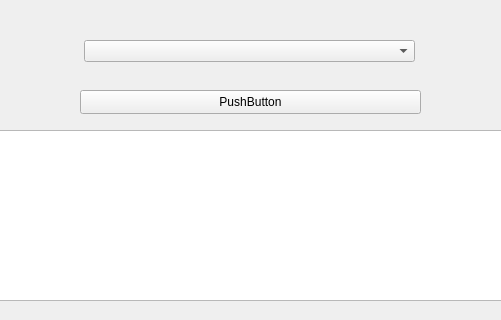
Qt form mainwindow.ui (fqurishi/TestStepsTool) before a commit; both pictures show x 134 to 635 and y 0 to 320 of the 800 by 600 pixel window.
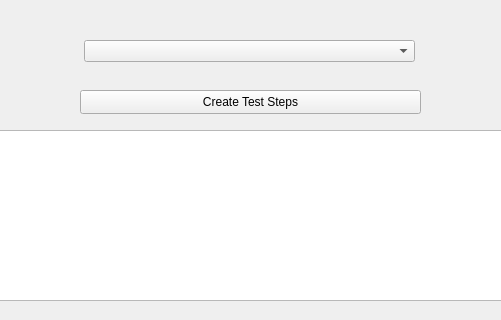
The same form after that commit.

```diff
--- a/mainwindow.ui
+++ b/mainwindow.ui
@@ -24,7 +24,7 @@
      </rect>
     </property>
     <property name="text">
-     <string>PushButton</string>
+     <string>Create Test Steps</string>
     </property>
    </widget>
    <widget class="QComboBox" name="folderDropdown">
```
